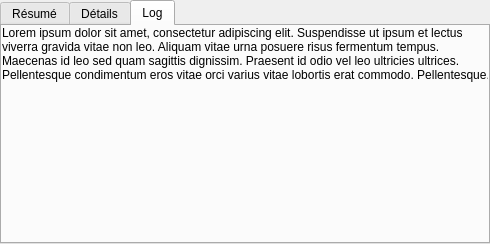
Above: src/resumedetailswidget.ui from cinemaouvert/OPP before the change. Below: the same form after it.
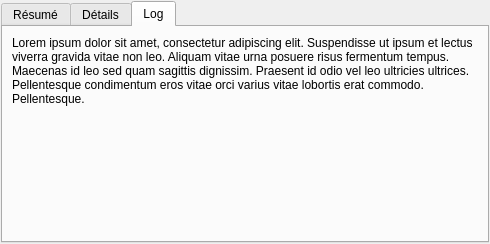
That is the form after the change.

Commit message: Modif widgets taille auto : ResumeDetails

```diff
--- a/src/resumedetailswidget.ui
+++ b/src/resumedetailswidget.ui
@@ -13,15 +13,12 @@
   <property name="windowTitle">
    <string>Form</string>
   </property>
+  <layout class="QHBoxLayout" name="horizontalLayout">
+   <property name="margin">
+    <number>1</number>
+   </property>
+   <item>
   <widget class="QTabWidget" name="tabWidget">
-   <property name="geometry">
-    <rect>
-     <x>0</x>
-     <y>0</y>
-     <width>490</width>
-     <height>244</height>
-    </rect>
-   </property>
    <property name="currentIndex">
     <number>2</number>
    </property>
@@ -77,15 +74,9 @@
     <attribute name="title">
      <string>Log</string>
     </attribute>
+      <layout class="QVBoxLayout" name="verticalLayout_3">
+       <item>
     <widget class="QLabel" name="label_log">
-     <property name="geometry">
-      <rect>
-       <x>0</x>
-       <y>0</y>
-       <width>490</width>
-       <height>211</height>
-      </rect>
-     </property>
      <property name="text">
       <string>Lorem ipsum dolor sit amet, consectetur adipiscing elit. Suspendisse ut ipsum et lectus viverra gravida vitae non leo. Aliquam vitae urna posuere risus fermentum tempus. Maecenas id leo sed quam sagittis dignissim. Praesent id odio vel leo ultricies ultrices. Pellentesque condimentum eros vitae orci varius vitae lobortis erat commodo. Pellentesque. </string>
      </property>
@@ -96,8 +87,12 @@
       <bool>true</bool>
      </property>
     </widget>
-   </widget>
-  </widget>
+       </item>
+      </layout>
+     </widget>
+    </widget>
+   </item>
+  </layout>
  </widget>
  <resources/>
  <connections/>
```
Left out of the diff: 24 changed lines with no effect on the pictures. Lines whose indentation alone changed are shown as unchanged.
